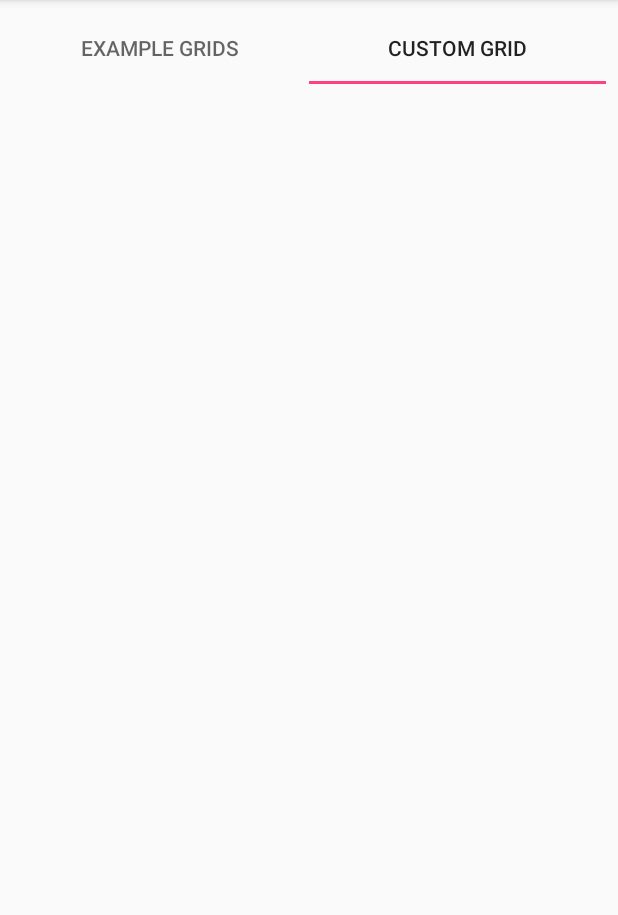
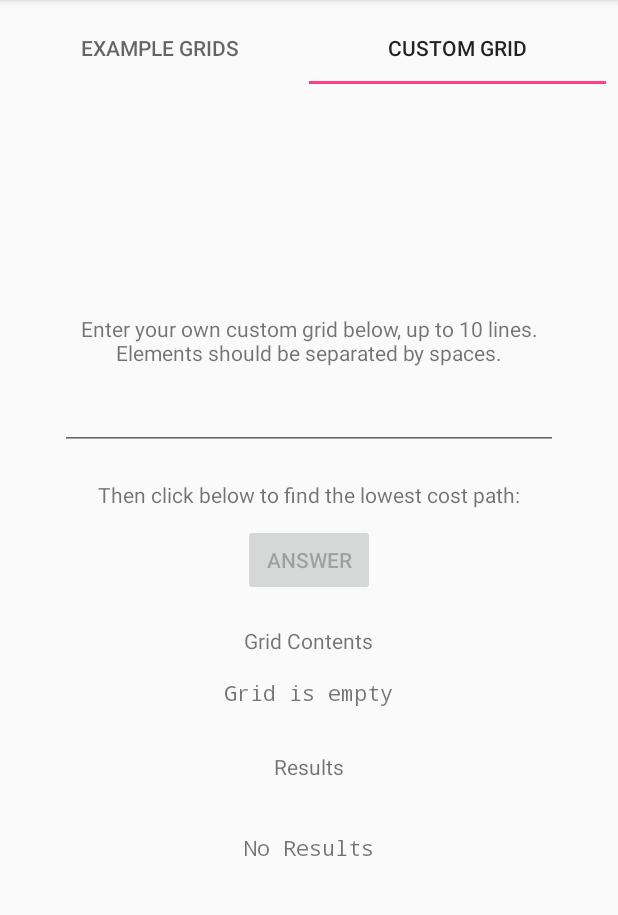
Before and after one commit to nithinpvnk/PathOfLowestCost, an Android app: the screen it shows after launch (LowestCostPathDisplayActivity), tab 2 chosen, on a phone screen of 412 x 824 dp, the part 84-999 px from its top. Run offline under Robolectric (Android 15) with nearby library versions, the phone set to English and light mode, and no system bars.

Commit message:
Custom TestCases and Code

```diff
--- /dev/null
+++ b/PathOfLowestCost/app/src/main/res/layout/fragment_lowest_cost_custom_main.xml
@@ -0,0 +1,120 @@
+<?xml version="1.0" encoding="utf-8"?>
+<RelativeLayout xmlns:android="http://schemas.android.com/apk/res/android"
+    xmlns:tools="http://schemas.android.com/tools"
+    android:layout_width="match_parent"
+    android:layout_height="match_parent"
+    tools:context=".PathOfLowestCostCustomFragment">
+
+    <ScrollView
+        android:id="@+id/scrollView"
+        android:layout_width="match_parent"
+        android:layout_height="match_parent">
+
+        <RelativeLayout
+            android:layout_width="wrap_content"
+            android:layout_height="wrap_content"
+            android:paddingBottom="16dp"
+            android:paddingLeft="16dp"
+            android:paddingRight="16dp"
+            android:paddingTop="16dp">
+
+            <TextView
+                android:id="@+id/select_label"
+                android:layout_width="wrap_content"
+                android:layout_height="wrap_content"
+                android:layout_centerHorizontal="true"
+                android:layout_marginBottom="10dp"
+                android:text="@string/enter_custom_data_set_message"
+                android:textAlignment="center" />
+
+            <EditText
+                android:id="@+id/custom_grid_contents"
+                android:layout_width="fill_parent"
+                android:layout_height="wrap_content"
+                android:layout_below="@id/select_label"
+                android:layout_marginBottom="20dp"
+                android:maxLines="10"
+                android:minLines="1" />
+
+            <TextView
+                android:id="@+id/go_label"
+                android:layout_width="wrap_content"
+                android:layout_height="wrap_content"
+                android:layout_below="@id/custom_grid_contents"
+                android:layout_centerHorizontal="true"
+                android:layout_marginBottom="10dp"
+                android:text="@string/click_go_message" />
+
+            <Button
+                android:id="@+id/go_button"
+                android:layout_width="wrap_content"
+                android:layout_height="wrap_content"
+                android:layout_below="@id/go_label"
+                android:layout_centerHorizontal="true"
+                android:layout_marginBottom="20dp"
+                android:enabled="false"
+                android:text="@string/answer_title" />
+
+            <TextView
+                android:id="@+id/grid_label"
+                android:layout_width="wrap_content"
+                android:layout_height="wrap_content"
+                android:layout_below="@id/go_button"
+                android:layout_centerHorizontal="true"
+                android:layout_marginBottom="5dp"
+                android:text="@string/grid_contents_title" />
+
+            <TextView
+                android:id="@+id/grid_contents"
+                android:layout_width="wrap_content"
+                android:layout_height="wrap_content"
+                android:layout_below="@id/grid_label"
+                android:layout_centerHorizontal="true"
+                android:layout_marginBottom="20dp"
+                android:fontFamily="monospace"
+                android:padding="10dp"
+                android:text="@string/grid_contents_default" />
+
+            <TextView
+                android:id="@+id/results_label"
+                android:layout_width="wrap_content"
+                android:layout_height="wrap_content"
+                android:layout_below="@id/grid_contents"
+                android:layout_centerHorizontal="true"
+                android:layout_marginBottom="5dp"
+                android:text="@string/results_title" />
+
+            <LinearLayout
+                android:id="@+id/results_layout"
+                android:layout_width="wrap_content"
+                android:layout_height="wrap_content"
+                android:layout_below="@id/results_label"
+                android:layout_centerHorizontal="true"
+                android:orientation="vertical"
+                android:padding="10dp">
+
+                <TextView
+                    android:id="@+id/results_success"
+                    android:layout_width="match_parent"
+                    android:layout_height="wrap_content"
+                    android:fontFamily="monospace"
+                    android:textAlignment="center" />
+
+                <TextView
+                    android:id="@+id/results_total_cost"
+                    android:layout_width="match_parent"
+                    android:layout_height="wrap_content"
+                    android:fontFamily="monospace"
+                    android:text="@string/no_results"
+                    android:textAlignment="center" />
+
+                <TextView
+                    android:id="@+id/results_path_taken"
+                    android:layout_width="match_parent"
+                    android:layout_height="wrap_content"
+                    android:fontFamily="monospace"
+                    android:textAlignment="center" />
+            </LinearLayout>
+        </RelativeLayout>
+    </ScrollView>
+</RelativeLayout>
--- a/PathOfLowestCost/app/src/main/res/values/strings.xml
+++ b/PathOfLowestCost/app/src/main/res/values/strings.xml
@@ -16,4 +16,10 @@
     <string name="grid_contents_default">Grid is empty</string>
     <string name="no_results">No Results</string>
     <string name="answer_title">Answer</string>
+    <string name="click_go_message">Then click below to find the lowest cost path:</string>
+
+    <string name="grid_contents_title">Grid Contents</string>
+    <string name="results_title">Results</string>
+    <string name="enter_custom_data_set_message">Enter your own custom grid below, up to 10 lines. Elements should be separated by spaces.</string>
+    <string name="invalid_grid_message">Please enter a grid consisting of:\n\n-1 to 10 lines\n-5 to 100 numbers per line\n-Only numeric characters</string>
 </resources>
```
Also changed, not shown: PathOfLowestCost/app/src/main/java/www/nithinkumar/com/pathoflowestcost/PathOfLowestCostCustomFragment.java (+100 -0 lines), 2 other files.
